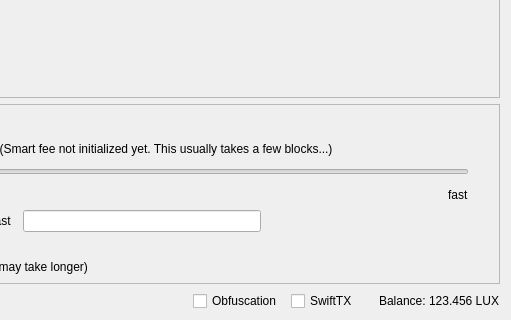
LUX-Core/lux, file src/qt/forms/sendcoinsdialog.ui: the form before one commit; both pictures show x 339 to 850 and y 290 to 610 of the 850 by 610 pixel window.
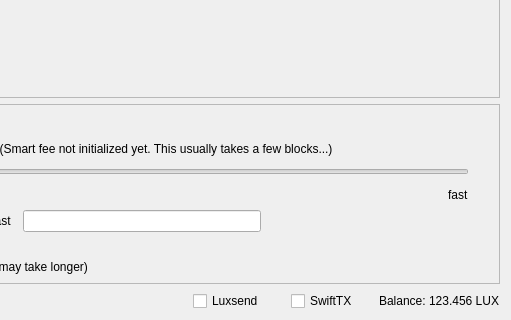
The form after the commit. Icons and pictures are not drawn. Custom widgets are drawn as their Qt base class.

Commit message: Obfuscation -> Luxsend

The edit to the form file:
```diff
--- a/src/qt/forms/sendcoinsdialog.ui
+++ b/src/qt/forms/sendcoinsdialog.ui
@@ -1393,7 +1393,7 @@
           </size>
          </property>
          <property name="text">
-          <string>Obfuscation</string>
+          <string>Luxsend</string>
          </property>
          <property name="checked">
           <bool>false</bool>
```
Left out of the diff: 2 changed lines with no effect on the pictures. The commit also changes 67 other files.
